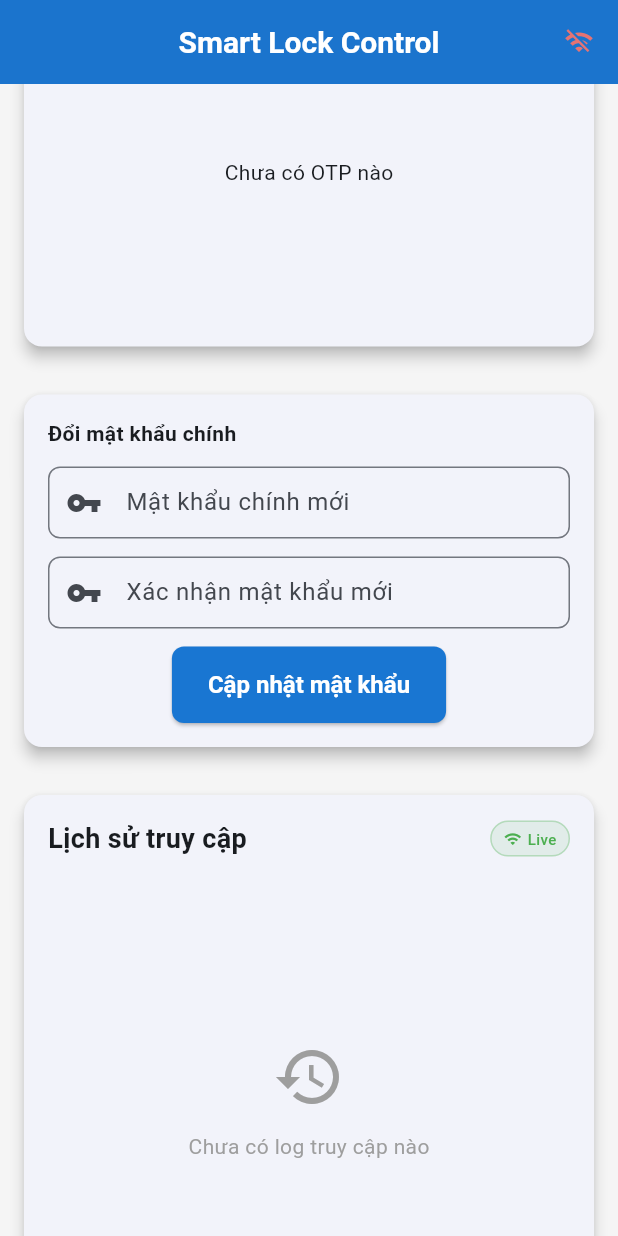
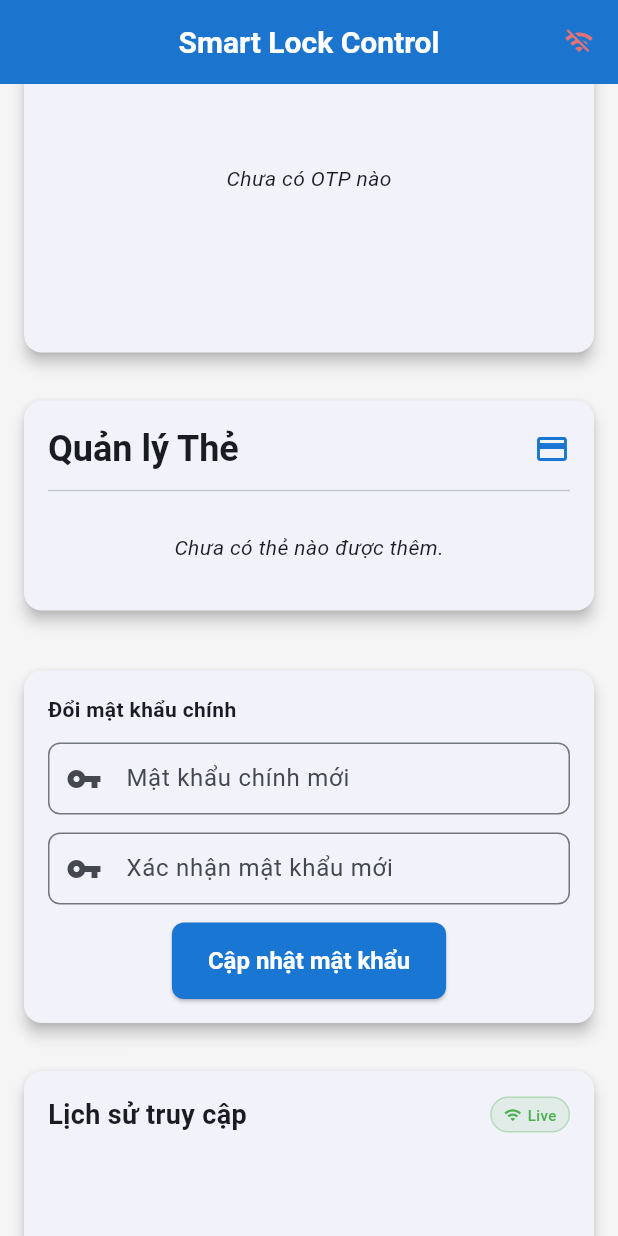
Before and after one commit to namthanhit/Smart-Lock-flutter, a Flutter app: the screen it shows after launch, scrolled down 576 dp, on a phone screen of 412 x 824 dp. Run offline on Flutter 3.47's test engine with Material 3 defaults, Android fonts, the phone set to English and light mode, and no system bars; our stand-ins replace firebase_core, firebase_database, firebase_messaging, flutter_local_notifications; accounts and stored records are empty.

Commit message:
add card management

```diff
--- a/lib/main.dart
+++ b/lib/main.dart
@@ -3,7 +3,6 @@ import 'package:flutter/material.dart';
 import 'package:firebase_core/firebase_core.dart';
 import 'package:firebase_messaging/firebase_messaging.dart';
 import 'package:flutter_local_notifications/flutter_local_notifications.dart';
-import 'package:flutter/foundation.dart'; // Cần thiết để kiểm tra platform
 import 'app.dart';
 
 // Đảm bảo flutterLocalNotificationsPlugin là global
--- /dev/null
+++ b/lib/models/card_item.dart
@@ -0,0 +1,27 @@
+// lib/models/card_item.dart (Cập nhật file này)
+class CardItem {
+  final String id;
+  String? name; // THAY ĐỔI: tên có thể null
+  final String uid; // Giả sử uid vẫn tồn tại, nếu không có, bạn có thể xem xét bỏ nó
+  final int addedAt; // THÊM TRƯỜNG addedAt
+
+  CardItem({required this.id, this.name, required this.uid, required this.addedAt}); // Cập nhật constructor
+
+  factory CardItem.fromMap(String id, Map<dynamic, dynamic> map) {
+    return CardItem(
+      id: id,
+      name: map['name'] as String?, // Lấy tên, có thể là null
+      uid: map['uid'] as String? ?? 'unknown_uid', // Giả định có uid, nếu không bạn có thể bỏ
+      addedAt: map['addedAt'] as int? ?? 0, // Lấy addedAt
+    );
+  }
+
+  Map<String, dynamic> toMap() {
+    return {
+      if (name != null && name != id) 'name': name, // Chỉ lưu name nếu nó không null và khác id
+      'uid': uid, // Giữ uid nếu cần
+      'addedAt': addedAt,
+      'cardID': id, // Đảm bảo cardID cũng được lưu (thường là key của node)
+    };
+  }
+}
--- a/lib/screens/home_screen.dart
+++ b/lib/screens/home_screen.dart
@@ -1,4 +1,4 @@
-// lib/screens/home_screen.dart
+// lib/screens/home_screen.dart (Cập nhật file này)
 import 'package:flutter/material.dart';
 import 'dart:async';
 import '../models/access_log.dart';
@@ -8,7 +8,7 @@ import '../widgets/otp_card.dart';
 import '../widgets/otp_history_card.dart';
 import '../widgets/password_card.dart';
 import '../widgets/logs_section.dart';
-// import 'package:shared_preferences/shared_preferences.dart'; // Vẫn cần nếu dùng cho mục đích khác, nhưng không phải cho noti logs
+import '../widgets/card_management_section.dart'; // Import widget mới
 
 class HomeScreen extends StatefulWidget {
   const HomeScreen({super.key});
@@ -22,6 +22,7 @@ class _HomeScreenState extends State<HomeScreen> {
   final _mainPassCtrl = TextEditingController();
   final _confirmPassCtrl = TextEditingController();
   final _newPassConfirmCtrl = TextEditingController();
+  final ScrollController _scrollController = ScrollController();
 
   bool _awayMode = false;
   bool _isLoading = false;
@@ -39,12 +40,8 @@ class _HomeScreenState extends State<HomeScreen> {
   void initState() {
     super.initState();
     _initializeStreams();
-    _listenToAccessLogs(); // Vẫn lắng nghe để hiển thị logs trên UI, nhưng không push noti
-    _loadInitialOtpLogs(); // Backup load for OTP logs
-
-    _timer = Timer.periodic(const Duration(seconds: 1), (timer) {
-      setState(() {});
-    });
+    _listenToAccessLogs();
+    _loadInitialOtpLogs();
   }
 
   @override
@@ -55,7 +52,7 @@ class _HomeScreenState extends State<HomeScreen> {
     _timer?.cancel();
     _awayModeSubscription?.cancel();
     _otpLogsSubscription?.cancel();
-    _logsSubscription?.cancel(); // Đảm bảo hủy subscription này
+    _logsSubscription?.cancel();
     super.dispose();
   }
 
@@ -83,12 +80,10 @@ class _HomeScreenState extends State<HomeScreen> {
     );
   }
 
-  // Phương thức lắng nghe Access Logs - CHỈ ĐỂ CẬP NHẬT UI, KHÔNG GỬI THÔNG BÁO
   void _listenToAccessLogs() {
     _logsSubscription = _firebaseService.getLogsStream().listen((logs) {
       if (logs.isNotEmpty && mounted) {
-        final AccessLog latestLog = logs.first; // Lấy log mới nhất để hiển thị nếu cần
-
+        final AccessLog latestLog = logs.first;
         print('New Access Log detected (for UI): Method: ${latestLog.method}, Success: ${latestLog.success}, AwayMode: $_awayMode, Timestamp: ${latestLog.timestamp}');
       }
     }, onError: (error) {
@@ -269,6 +264,7 @@ class _HomeScreenState extends State<HomeScreen> {
       body: RefreshIndicator(
         onRefresh: _refreshData,
         child: SingleChildScrollView(
+          controller: _scrollController,
           physics: const AlwaysScrollableScrollPhysics(),
           padding: const EdgeInsets.all(16),
           child: Column(
@@ -321,6 +317,8 @@ class _HomeScreenState extends State<HomeScreen> {
               const SizedBox(height: 16),
               OtpHistoryCard(otpLogs: _otpLogs),
               const SizedBox(height: 16),
+              CardManagementSection(), // THÊM WIDGET QUẢN LÝ THẺ MỚI VÀO ĐÂY
+              const SizedBox(height: 16),
               PasswordCard(
                 mainPassController: _mainPassCtrl,
                 newPassConfirmController: _newPassConfirmCtrl,
--- /dev/null
+++ b/lib/widgets/card_management_section.dart
@@ -0,0 +1,222 @@
+// lib/widgets/card_management_section.dart
+import 'package:flutter/material.dart';
+import '../models/card_item.dart';
+import '../services/firebase_service.dart';
+
+class CardManagementSection extends StatefulWidget {
+  const CardManagementSection({super.key});
+
+  @override
+  State<CardManagementSection> createState() => _CardManagementSectionState();
+}
+
+class _CardManagementSectionState extends State<CardManagementSection> {
+  final FirebaseService _firebaseService = FirebaseService();
+  final TextEditingController _nameController = TextEditingController();
+
+  // THÊM BIẾN NÀY ĐỂ KIỂM SOÁT HIỆU ỨNG LOADING
+  List<CardItem> _currentCards = []; // Giữ dữ liệu thẻ hiện tại để hiển thị trong khi chờ update
+  bool _isLoadingInitial = true; // Chỉ loading ban đầu
+
+  @override
+  void dispose() {
+    _nameController.dispose();
+    super.dispose();
+  }
+
+  Future<void> _showRenameDialog(BuildContext context, CardItem card) async {
+    _nameController.text = card.name ?? '';
+
+    final newName = await showDialog<String>(
+      context: context,
+      builder: (context) => AlertDialog(
+        title: Text('Đổi tên thẻ ${card.id.substring(0, 5)}...'),
+        content: TextField(
+          controller: _nameController,
+          decoration: const InputDecoration(hintText: 'Nhập tên mới cho thẻ'),
+          autofocus: true,
+        ),
+        actions: [
+          TextButton(
+            onPressed: () {
+              _nameController.clear();
+              Navigator.pop(context);
+            },
+            child: const Text('Hủy'),
+          ),
+          ElevatedButton(
+            onPressed: () {
+              Navigator.pop(context, _nameController.text);
+              _nameController.clear();
+            },
+            child: const Text('Đổi tên'),
+          ),
+        ],
+      ),
+    );
+
+    if (newName != null && newName.isNotEmpty && newName != card.name) {
+      try {
+        await _firebaseService.updateCardName(card.id, newName);
+        _showSnackBar(context, 'Đã cập nhật tên thẻ thành "$newName"');
+      } catch (e) {
+        _showSnackBar(context, 'Lỗi khi đổi tên thẻ: $e', isError: true);
+      }
+    }
+  }
+
+  Future<void> _showDeleteConfirmationDialog(BuildContext context, CardItem card) async {
+    final String displayName = card.name ?? card.id;
+    final bool confirmDelete = await showDialog<bool>(
+      context: context,
+      builder: (context) => AlertDialog(
+        title: const Text('Xác nhận xóa thẻ'),
+        content: Text('Bạn có chắc chắn muốn xóa thẻ "$displayName" (${card.id.substring(0, 5)}...)?'),
+        actions: [
+          TextButton(
+            onPressed: () => Navigator.pop(context, false),
+            child: const Text('Hủy'),
+          ),
+          ElevatedButton(
+            onPressed: () => Navigator.pop(context, true),
+            style: ElevatedButton.styleFrom(backgroundColor: Colors.red),
+            child: const Text('Xóa', style: TextStyle(color: Colors.white)),
+          ),
+        ],
+      ),
+    ) ?? false;
+
+    if (confirmDelete) {
+      try {
+        await _firebaseService.deleteCard(card.id);
+        _showSnackBar(context, 'Đã xóa thẻ "$displayName"');
+      } catch (e) {
+        _showSnackBar(context, 'Lỗi khi xóa thẻ: $e', isError: true);
+      }
+    }
+  }
+
+  void _showSnackBar(BuildContext context, String message, {bool isError = false}) {
+    ScaffoldMessenger.of(context).showSnackBar(
+      SnackBar(
+        content: Text(message),
+        backgroundColor: isError ? Colors.red[600] : Colors.green[600],
+        behavior: SnackBarBehavior.floating,
+        margin: const EdgeInsets.all(16),
+        duration: Duration(seconds: isError ? 3 : 2),
+      ),
+    );
+  }
+
+  @override
+  Widget build(BuildContext context) {
+    return Card(
+      margin: const EdgeInsets.only(bottom: 16),
+      shape: RoundedRectangleBorder(borderRadius: BorderRadius.circular(12)),
+      elevation: 4,
+      child: Padding(
+        padding: const EdgeInsets.all(16),
+        child: Column(
+          crossAxisAlignment: CrossAxisAlignment.start,
+          children: [
+            Row(
+              mainAxisAlignment: MainAxisAlignment.spaceBetween,
+              children: [
+                Text(
+                  'Quản lý Thẻ',
+                  style: Theme.of(context).textTheme.headlineSmall?.copyWith(fontWeight: FontWeight.bold),
+                ),
+                Icon(Icons.credit_card, color: Theme.of(context).colorScheme.primary),
+              ],
+            ),
+            const Divider(height: 24),
+            StreamBuilder<List<CardItem>>(
+              stream: _firebaseService.getCardsStream(),
+              builder: (context, snapshot) {
+                // Cập nhật _isLoadingInitial và _currentCards dựa trên snapshot
+                if (snapshot.connectionState == ConnectionState.waiting) {
+                  // Chỉ hiển thị loading indicator nếu đây là lần tải ban đầu và chưa có dữ liệu
+                  if (_currentCards.isEmpty && _isLoadingInitial) {
+                    return const Center(child: CircularProgressIndicator());
+                  }
+                  // Nếu đã có dữ liệu, hoặc không phải lần tải ban đầu, hiển thị dữ liệu cũ
+                  // và tránh hiển thị spinner
+                  // FALL-THROUGH TO DISPLAY _currentCards
+                } else if (snapshot.hasError) {
+                  _isLoadingInitial = false; // Đã cố gắng tải, không còn là "initial loading"
+                  return Center(child: Text('Lỗi tải thẻ: ${snapshot.error}'));
+                } else if (snapshot.hasData) {
+                  _isLoadingInitial = false; // Đã tải xong dữ liệu lần đầu
+                  _currentCards = snapshot.data!; // Cập nhật dữ liệu thẻ
+                }
+
+                // Luôn hiển thị dữ liệu từ _currentCards (hoặc dữ liệu mới nhất nếu có)
+                if (_currentCards.isEmpty) {
+                  return const Center(
+                    child: Padding(
+                      padding: EdgeInsets.all(16.0),
+                      child: Text('Chưa có thẻ nào được thêm.', style: TextStyle(fontStyle: FontStyle.italic)),
+                    ),
+                  );
+                }
+
+                return ListView.builder(
+                  shrinkWrap: true,
+                  physics: const NeverScrollableScrollPhysics(),
+                  itemCount: _currentCards.length,
+                  itemBuilder: (context, index) {
+                    final card = _currentCards[index]; // Sử dụng _currentCards
+                    final String displayName = card.name ?? card.id;
+                    return Card(
+                      key: ValueKey(card.id), // THÊM KEY ĐỂ TỐI ƯU HIỆU SUẤT LISTVIEW
+                      margin: const EdgeInsets.symmetric(vertical: 8.0),
+                      elevation: 2,
+                      child: Padding(
+                        padding: const EdgeInsets.all(12.0),
+                        child: Row(
+                          children: [
+                            Icon(Icons.nfc, color: Theme.of(context).colorScheme.secondary),
+                            const SizedBox(width: 12),
+                            Expanded(
+                              child: Column(
+                                crossAxisAlignment: CrossAxisAlignment.start,
+                                children: [
+                                  Text(
+                                    displayName,
+                                    style: Theme.of(context).textTheme.titleMedium?.copyWith(fontWeight: FontWeight.bold),
+                                  ),
+                                  Text(
+                                    'ID: ${card.id}',
+                                    style: Theme.of(context).textTheme.bodySmall?.copyWith(color: Colors.grey[600]),
+                                  ),
+                                  Text(
+                                    'Thêm lúc: ${DateTime.fromMillisecondsSinceEpoch(card.addedAt * 1000).toLocal().toString().split('.')[0]}',
+                                    style: Theme.of(context).textTheme.bodySmall?.copyWith(color: Colors.grey[600]),
+                                  ),
+                                ],
+                              ),
+                            ),
+                            IconButton(
+                              icon: const Icon(Icons.edit, color: Colors.blue),
+                              onPressed: () => _showRenameDialog(context, card),
+                              tooltip: 'Đổi tên thẻ',
+                            ),
+                            IconButton(
+                              icon: const Icon(Icons.delete, color: Colors.red),
+                              onPressed: () => _showDeleteConfirmationDialog(context, card),
+                              tooltip: 'Xóa thẻ',
+                            ),
+                          ],
+                        ),
+                      ),
+                    );
+                  },
+                );
+              },
+            ),
+          ],
+        ),
+      ),
+    );
+  }
+}
--- a/lib/widgets/otp_history_card.dart
+++ b/lib/widgets/otp_history_card.dart
@@ -1,8 +1,11 @@
+// lib/widgets/otp_history_card.dart
 import 'package:flutter/material.dart';
-import '../models/access_log.dart';
-import '../utils/date_utils.dart';
+import '../models/access_log.dart'; // Sử dụng đúng file này chứa OtpLog
+import '../utils/date_utils.dart'; // Sử dụng file tiện ích ngày tháng của bạn
+import 'dart:async'; // Cần import này cho Timer
 
-class OtpHistoryCard extends StatelessWidget {
+// Chuyển OtpHistoryCard từ StatelessWidget sang StatefulWidget
+class OtpHistoryCard extends StatefulWidget {
   final List<OtpLog> otpLogs;
 
   const OtpHistoryCard({
@@ -11,27 +14,63 @@ class OtpHistoryCard extends StatelessWidget {
   });
 
   @override
+  State<OtpHistoryCard> createState() => _OtpHistoryCardState();
+}
+
+class _OtpHistoryCardState extends State<OtpHistoryCard> {
+  Timer? _countdownTimer; // Đổi tên timer để rõ ràng hơn
+
+  @override
+  void initState() {
+    super.initState();
+    // Khởi tạo timer để cập nhật UI mỗi giây
+    _countdownTimer = Timer.periodic(const Duration(seconds: 1), (timer) {
+      if (mounted) { // Đảm bảo widget vẫn còn trên cây widget và có thể setState
+        setState(() {
+          // Chỉ cần gọi setState để hàm build được gọi lại,
+          // và `AppDateUtils.formatCountdown` sẽ tính toán thời gian mới nhất.
+        });
+      }
+    });
+  }
+
+  @override
+  void dispose() {
+    _countdownTimer?.cancel(); // Hủy timer khi widget bị loại bỏ
+    super.dispose();
+  }
+
+  @override
   Widget build(BuildContext context) {
     return Card(
+      margin: const EdgeInsets.only(bottom: 16),
+      shape: RoundedRectangleBorder(borderRadius: BorderRadius.circular(12)),
+      elevation: 4,
       child: Padding(
         padding: const EdgeInsets.all(16),
         child: Column(
           crossAxisAlignment: CrossAxisAlignment.start,
           children: [
-            const Text('Lịch sử OTP', style: TextStyle(fontWeight: FontWeight.w600, fontSize: 18)),
-            const SizedBox(height: 12),
+            Row(
+              mainAxisAlignment: MainAxisAlignment.spaceBetween,
+              children: [
+                const Text('Lịch sử OTP', style: TextStyle(fontWeight: FontWeight.w600, fontSize: 18)),
+                Icon(Icons.history, color: Theme.of(context).colorScheme.primary),
+              ],
+            ),
+            const Divider(height: 24),
             SizedBox(
               height: 200,
-              child: otpLogs.isEmpty
-                  ? const Center(child: Text('Chưa có OTP nào', style: TextStyle(fontSize: 14)))
+              child: widget.otpLogs.isEmpty
+                  ? const Center(child: Text('Chưa có OTP nào', style: TextStyle(fontSize: 14, fontStyle: FontStyle.italic)))
                   : ListView.separated(
-                itemCount: otpLogs.length,
+                itemCount: widget.otpLogs.length,
                 separatorBuilder: (context, index) => const Divider(height: 1),
                 itemBuilder: (context, index) {
-                  final otp = otpLogs[index];
+                  final otp = widget.otpLogs[index];
+
                   final isExpired = (DateTime.now().millisecondsSinceEpoch ~/ 1000) > otp.expireAt;
 
-                  // Xác định trạng thái: Ưu tiên "Đã dùng" nếu OTP đã được sử dụng
                   String status;
                   Color iconColor;
                   IconData iconData;
@@ -55,9 +94,15 @@ class OtpHistoryCard extends StatelessWidget {
                       iconData,
                       color: iconColor,
                     ),
-                    title: Text('Mã OTP: ${otp.code}'),
+                    title: Text(
+                      'Mã OTP: ${otp.code}',
+                      style: const TextStyle(
+                        fontWeight: FontWeight.bold, // Giữ đậm
+                      ),
+                    ),
                     subtitle: Text(
-                        'Tạo lúc: ${AppDateUtils.formatTimestamp(otp.createdAt)}\nHiệu lực: ${AppDateUtils.formatCountdown(otp.expireAt, isUsed: otp.used)}'),
+                        'Tạo lúc: ${AppDateUtils.formatTimestamp(otp.createdAt)}\nHiệu lực: ${AppDateUtils.formatCountdown(otp.expireAt, isUsed: otp.used)}'
+                    ),
                     trailing: Text(status),
                     contentPadding: const EdgeInsets.symmetric(horizontal: 16, vertical: 8),
                   );
```
Also changed, not shown: lib/services/firebase_service.dart (+26 -47 lines).
